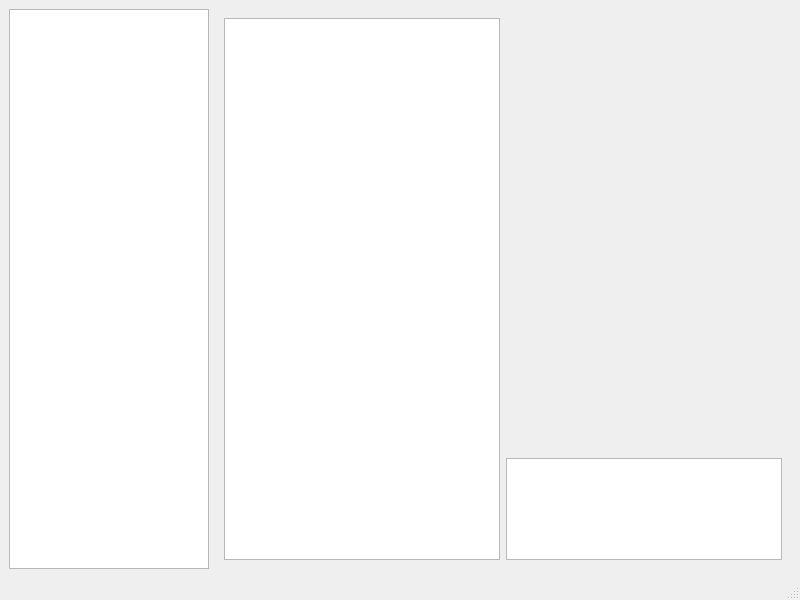
This is modmanager/modmanager.ui in kaniol-lck/modmanager as Qt 5 draws it before an edit. The edited form follows.
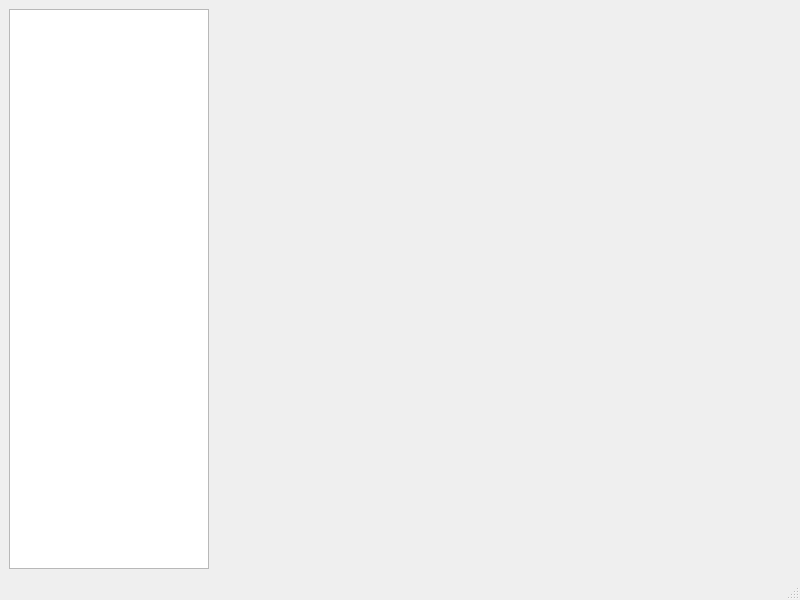
This is the edited form.

Patch:
```diff
--- a/modmanager/modmanager.ui
+++ b/modmanager/modmanager.ui
@@ -30,36 +30,7 @@
       <property name="currentIndex">
        <number>0</number>
       </property>
-      <widget class="QWidget" name="page">
-       <layout class="QGridLayout" name="gridLayout_2">
-        <item row="0" column="0" rowspan="2">
-         <widget class="QListWidget" name="modListWidget"/>
-        </item>
-        <item row="0" column="1">
-         <spacer name="verticalSpacer">
-          <property name="orientation">
-           <enum>Qt::Vertical</enum>
-          </property>
-          <property name="sizeHint" stdset="0">
-           <size>
-            <width>20</width>
-            <height>524</height>
-           </size>
-          </property>
-         </spacer>
-        </item>
-        <item row="1" column="1">
-         <widget class="QTextBrowser" name="modInfoText">
-          <property name="maximumSize">
-           <size>
-            <width>400</width>
-            <height>16777215</height>
-           </size>
-          </property>
-         </widget>
-        </item>
-       </layout>
-      </widget>
+      <widget class="QWidget" name="page"/>
       <widget class="QWidget" name="page_2"/>
      </widget>
     </item>
```
Left out of the diff: 2 changed lines with no effect on the pictures.
